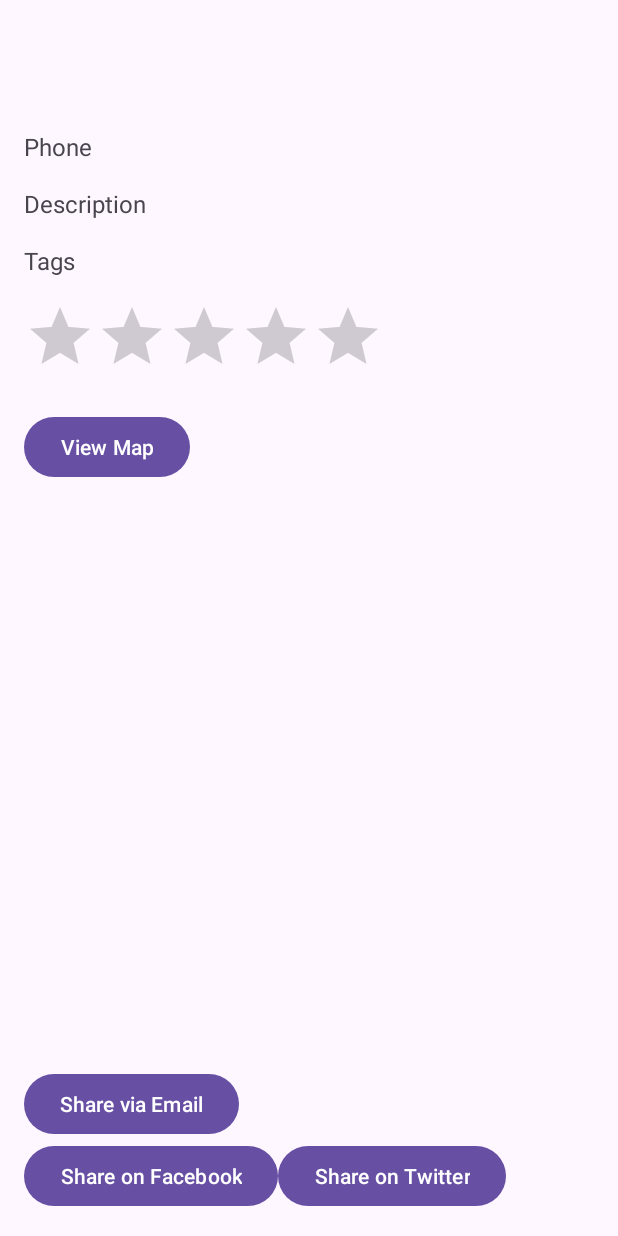
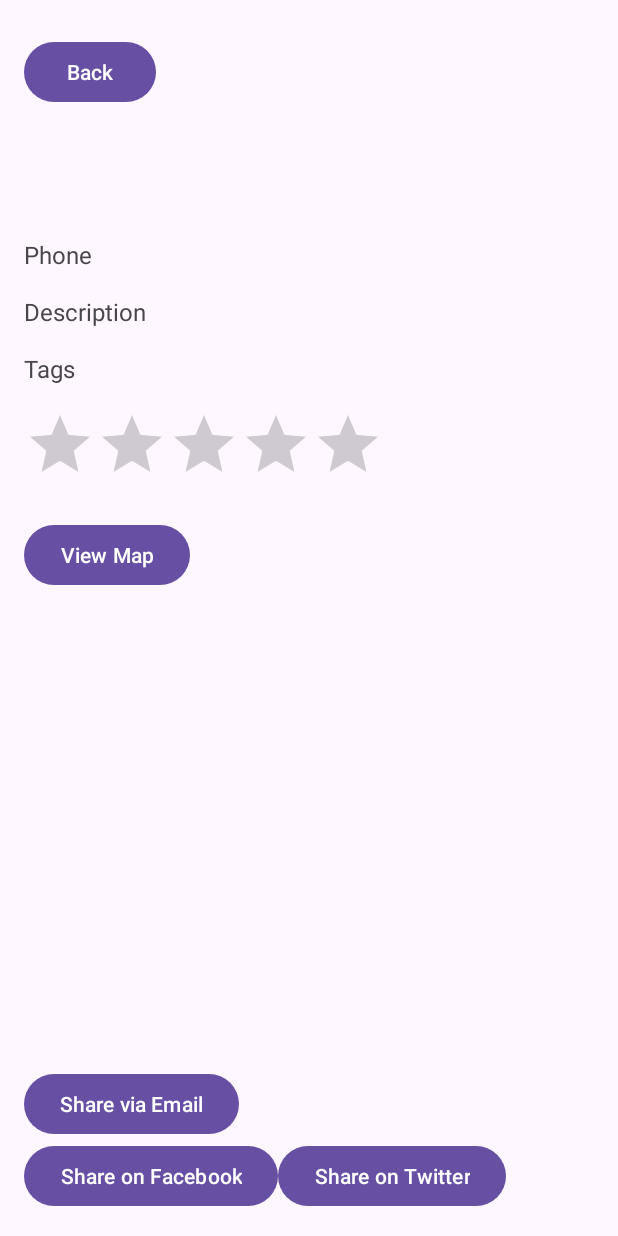
Before and after one commit to afrotastique/MobileProject, an Android app: the RestaurantDetailsActivity screen opened directly, with no data from a screen before it, on a phone screen of 412 x 824 dp. Run offline under Robolectric (Android 15) with nearby library versions, the phone set to English and light mode, and no system bars.

Commit message:
added back button

```diff
--- a/app/src/main/java/com/example/mobileproject/RestaurantDetailsActivity.java
+++ b/app/src/main/java/com/example/mobileproject/RestaurantDetailsActivity.java
@@ -16,6 +16,7 @@ public class RestaurantDetailsActivity extends AppCompatActivity {
     protected void onCreate(Bundle savedInstanceState) {
         super.onCreate(savedInstanceState);
         setContentView(R.layout.activity_restaurant_details);
+
 
         // Retrieve restaurant details from Intent
         Restaurant restaurant = getIntent().getParcelableExtra("restaurant");
@@ -42,6 +43,7 @@ public class RestaurantDetailsActivity extends AppCompatActivity {
             ratingBar.setRating((float) restaurant.getRating());
         }
 
+
         // Implement the click listener for the "View Map" button
         btnViewMap.setOnClickListener(v -> {
             // Implement the logic to view the map
@@ -64,6 +66,7 @@ public class RestaurantDetailsActivity extends AppCompatActivity {
             startActivity(Intent.createChooser(emailIntent, "Send email"));
         });
 
+
         // Implement the click listener for the "Share on Facebook" button
         btnShareFacebook.setOnClickListener(v -> {
             // Implement the logic to share on Facebook
--- a/app/src/main/res/layout/activity_restaurant_details.xml
+++ b/app/src/main/res/layout/activity_restaurant_details.xml
@@ -4,12 +4,22 @@
     android:layout_height="match_parent"
     android:padding="16dp">
 
+    <Button
+        android:id="@+id/btnBack"
+        android:layout_width="wrap_content"
+        android:layout_height="wrap_content"
+        android:text="Back"
+        android:onClick="onBackPressed"
+        android:layout_marginTop="8dp" /> <!-- Add margin to the top -->
+
     <TextView
         android:id="@+id/textViewName"
         android:layout_width="match_parent"
         android:layout_height="wrap_content"
         android:textSize="20sp"
-        android:textStyle="bold"/>
+        android:textStyle="bold"
+        android:layout_below="@id/btnBack"
+        android:layout_marginTop="16dp" /> <!-- Add margin to the top -->
 
     <TextView
         android:id="@+id/textViewAddress"
--- /dev/null
+++ b/app/src/main/res/values/styles.xml
@@ -0,0 +1,3 @@
+<?xml version="1.0" encoding="utf-8"?>
+<resources>
+</resources>
```
